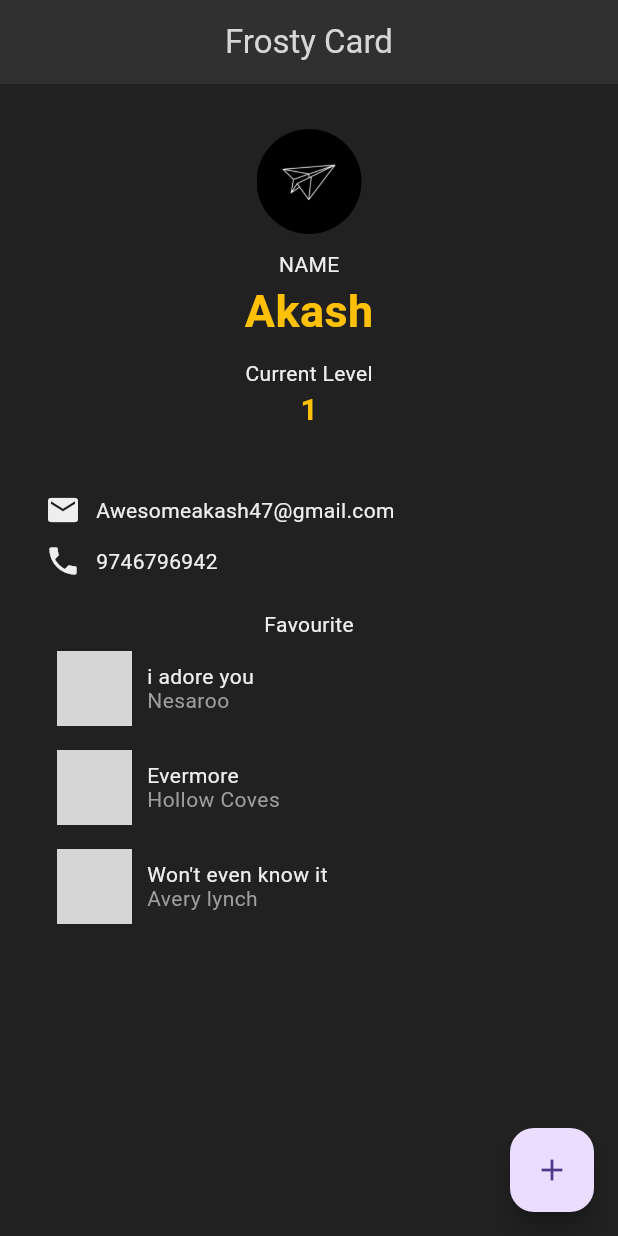
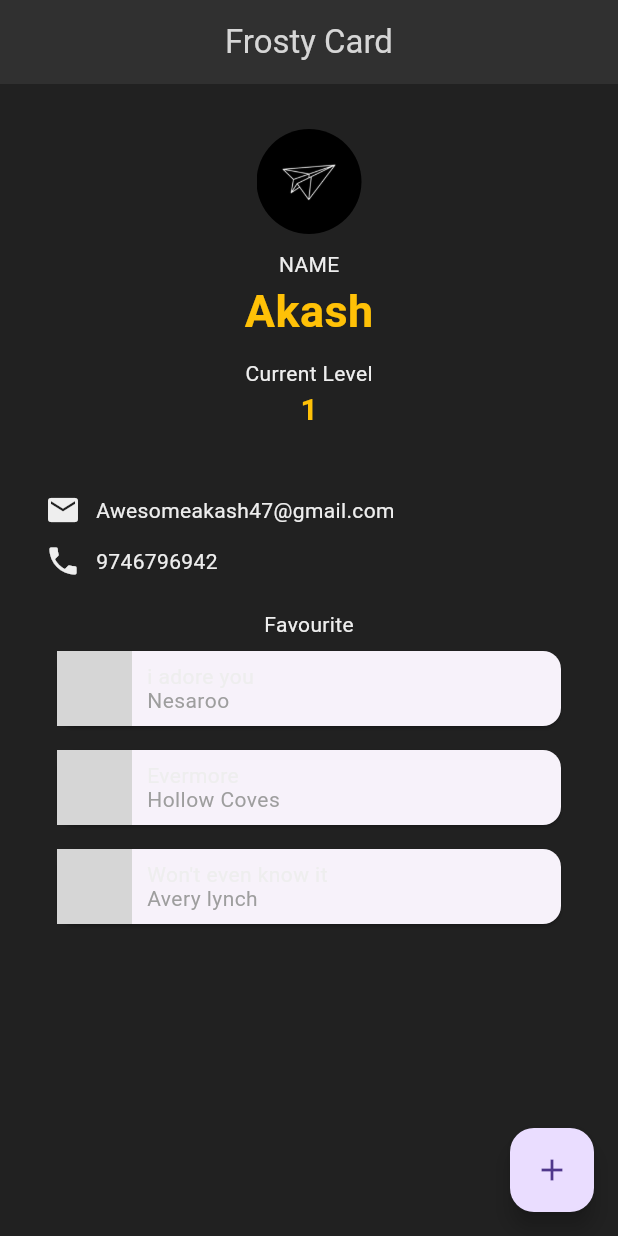
Before and after one commit to FrostyCake47/time, a Flutter app: the screen it shows after launch, on a phone screen of 412 x 824 dp. Run offline on Flutter 3.47's test engine with Material 3 defaults, Android fonts, the phone set to English and light mode, and no system bars; network calls fail; Roboto replaces fonts that are missing (Pacifico); grey boxes are pictures that could not be loaded.

Commit message:
Trying out cards

```diff
--- a/lib/song.dart
+++ b/lib/song.dart
@@ -18,8 +18,8 @@ class SongWidget extends StatelessWidget {
 
   @override
   Widget build(BuildContext context) {
-    return Container(
-      padding: EdgeInsets.all(8.0),
+    return Card(
+      margin: EdgeInsets.all(8.0),
       child: DefaultTextStyle(
         style: TextStyle(
           color: Colors.grey[200],
```
